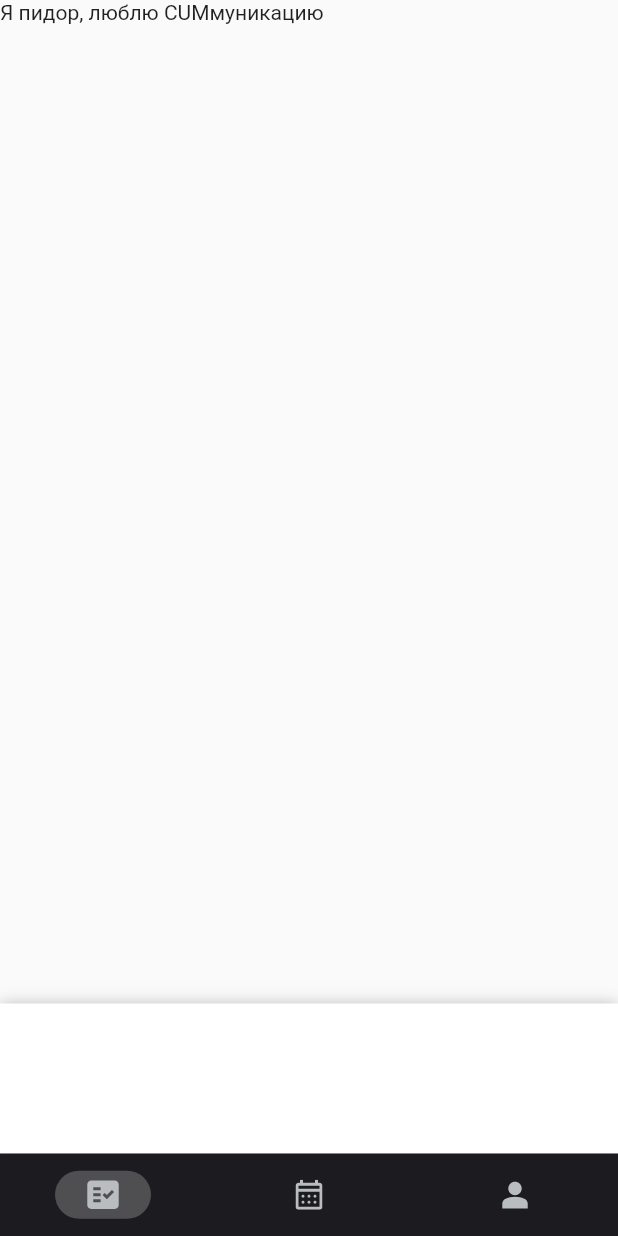
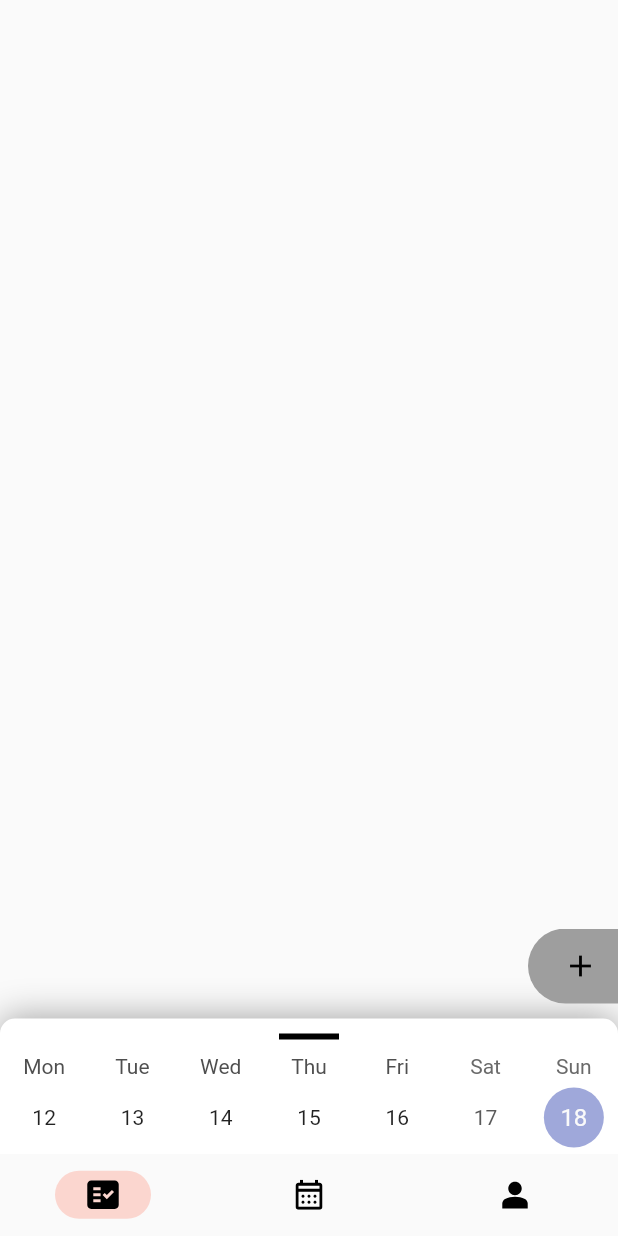
Before and after one commit to Chursyatina/BetterTogether, a Flutter app: the screen it shows after launch, on a phone screen of 412 x 824 dp. Run offline on Flutter 3.47's test engine with Material 2 defaults, Android fonts, the light colour scheme and no system bars; drawn by our look-alikes of calendar_view, sliding_up_panel, table_calendar; our stand-ins replace flutter_mobx, flutter_svg, get_it, mobx, objectbox; generated files the repository leaves out were written again.

```diff
--- a/lib/Core/naviagtionBar.dart
+++ b/lib/Core/naviagtionBar.dart
@@ -18,7 +18,7 @@ class HomePageNavigation extends StatelessWidget {
     return Theme(
         data: getTheme().copyWith(splashFactory: NoSplash.splashFactory),
         child: NavigationBar(
-          backgroundColor: Theme.of(context).foursPartyColor,
+          backgroundColor: Theme.of(context).colorScheme.secondary,
           labelBehavior: NavigationDestinationLabelBehavior.alwaysHide,
           onDestinationSelected: onTap,
           height: 55,
@@ -29,7 +29,7 @@ class HomePageNavigation extends StatelessWidget {
             label: '',
             icon: SvgPicture.asset(
               e,
-              color: Theme.of(context).colorScheme.primary
+              color: Colors.black
             ),
           ))
               .toList(),
--- a/lib/Core/theme.dart
+++ b/lib/Core/theme.dart
@@ -3,26 +3,26 @@ import 'package:flutter/material.dart';
 ThemeData getTheme() {
   return ThemeData(
       colorScheme: ColorScheme.fromSwatch().copyWith(
-          primary: Color(0xffBABDBF),
-          secondary: Color(0xffF2F2F2),
-          background: Color(0xffF2F2F2)),
+          primary: Color(0x4F4D8C),
+          secondary: Color(0xff6347),
+          background: Color(0x64732F)),
           textSelectionTheme: const TextSelectionThemeData(
           cursorColor: Colors.red,
-          selectionColor: Colors.red,
-          selectionHandleColor: Colors.red,
+          selectionColor: Colors.black,
+          selectionHandleColor: Colors.blue,
     ),);
 }
 
 extension ThemeDataExtension on ThemeData {
   Color get thirdPartyColor {
-    return Color(0xff737373);
+    return Color(0xff6347);
   }
 
   Color get foursPartyColor {
-    return Color(0xff1C1B1F);
+    return Color(0xff6347);
   }
 
   Color get fifthPartyColor {
-    return Color(0xff000000);
+    return Color(0xff6347);
   }
 }
--- a/lib/pages/Home/Screens/calendar.dart
+++ b/lib/pages/Home/Screens/calendar.dart
@@ -1,5 +1,7 @@
+import 'dart:ui';
+
+import 'package:calendar_view/calendar_view.dart';
 import 'package:flutter/material.dart';
-
 class CalendarScreen extends StatefulWidget {
   const CalendarScreen({Key? key}) : super(key: key);
 
@@ -11,6 +13,8 @@ class _CalendarScreenState extends State<CalendarScreen> {
 
   @override
   Widget build(BuildContext context) {
-    return Text('Он пидор');
+    return Scaffold(
+      body: MonthView(),
+        );
   }
 }
--- a/lib/pages/Home/Screens/day.dart
+++ b/lib/pages/Home/Screens/day.dart
@@ -1,5 +1,7 @@
 import 'package:flutter/cupertino.dart';
 import 'package:flutter/material.dart';
+import 'package:sliding_up_panel/sliding_up_panel.dart';
+import 'package:table_calendar/table_calendar.dart';
 
 class DayScreen extends StatefulWidget {
   const DayScreen({super.key});
@@ -9,9 +11,113 @@ class DayScreen extends StatefulWidget {
 }
 
 class _DayScreenState extends State<DayScreen> {
+  int currentIndex = 0;
+  CalendarFormat _calendarFormat = CalendarFormat.week;
+  List tasks = [];
 
   @override
   Widget build(BuildContext context) {
-    return Text('Я пидор, люблю CUMмуникацию');
+    return Scaffold(
+      body: SlidingUpPanel(
+          renderPanelSheet: false,
+          onPanelClosed: () {
+            setState(() {
+              _calendarFormat = CalendarFormat.week;
+            });
+          },
+          onPanelOpened: () {
+            setState(() {
+              _calendarFormat = CalendarFormat.month;
+            });
+          },
+          maxHeight: 410,
+          minHeight: 150,
+          body: ListView.builder(
+              itemCount: tasks.length,
+              itemBuilder: (BuildContext context, int index) {
+                return Dismissible(
+                  key: Key(tasks[index]),
+                  child: Card(
+                    child: ListTile(title: Text(tasks[index])),
+                  ),
+                  onDismissed: (direction) {
+                    setState(() {
+                      tasks.removeAt(index);
+                    });
+                  },
+                );
+              }),
+          panel: Container(
+            color: Colors.transparent,
+            child: Column(
+              children: [
+                  Container(
+                    alignment: Alignment.bottomRight,
+                    child: InkWell(
+                      onTap: () {
+
+                      },
+                      child: Container(
+                        padding: EdgeInsets.all(13),
+                        width: 60,
+                        decoration: BoxDecoration(
+                          color: Colors.grey,
+                          borderRadius:
+                              BorderRadius.horizontal(left: Radius.circular(30)),
+                        ),
+                        alignment: Alignment.bottomRight,
+                        child: Icon(
+                          Icons.add,
+                          color: Colors.black
+                        ),
+                      ),
+                    ),
+                  ),
+                const SizedBox(
+                  height: 10,
+                ),
+                Expanded(
+                    child: Container(
+                  decoration: const BoxDecoration(
+                      color: Colors.white,
+                      borderRadius: BorderRadius.only(
+                          topLeft: Radius.circular(10),
+                          topRight: Radius.circular(10)),
+                      boxShadow: [
+                        BoxShadow(
+                          blurRadius: 20.0,
+                          color: Colors.grey,
+                        ),
+                      ]),
+                  child: Column(
+                    children: [
+                      Padding(
+                        padding: const EdgeInsets.all(10.0),
+                        child: Container(
+                          color: Colors.black,
+                          height: 4,
+                          width: 40,
+                        ),
+                      ),
+                      TableCalendar(
+                        headerVisible: false,
+                        startingDayOfWeek: StartingDayOfWeek.monday,
+                        firstDay: DateTime.utc(2010, 10, 16),
+                        lastDay: DateTime.utc(2030, 3, 14),
+                        focusedDay: DateTime.now(),
+                        calendarFormat: _calendarFormat,
+                        onFormatChanged: ((format) {
+                          setState(() {
+                            _calendarFormat = format;
+                          });
+                        }),
+                      ),
+                    ],
+                  ),
+                )),
+              ],
+            ),
+          )),
+    );
   }
 }
--- a/lib/pages/Home/Screens/profile.dart
+++ b/lib/pages/Home/Screens/profile.dart
@@ -11,6 +11,6 @@ class _ProfileScreenState extends State<ProfileScreen> {
 
   @override
   Widget build(BuildContext context) {
-    return Text('Ты пидор');
+    return Text('Будущая страница профиля');
   }
 }
--- a/lib/pages/Home/home.dart
+++ b/lib/pages/Home/home.dart
@@ -1,8 +1,10 @@
+import 'package:bettertogether/pages/Home/Screens/task.dart';
 import 'package:flutter/material.dart';
 import 'package:bettertogether/pages/Home/Screens/calendar.dart';
 import 'package:bettertogether/pages/Home/Screens/day.dart';
 import 'package:bettertogether/pages/Home/Screens/profile.dart';
 import 'package:sliding_up_panel/sliding_up_panel.dart';
+import 'package:table_calendar/table_calendar.dart';
 
 import '../../Core/naviagtionBar.dart';
 
@@ -17,16 +19,15 @@ class _HomePageState extends State<HomePage> {
   final List<Widget> screen = <Widget>[
     const DayScreen(),
     const CalendarScreen(),
-    const ProfileScreen(),
+    const TaskScreen(),
   ];
   int currentIndex = 0;
+  CalendarFormat _calendarFormat = CalendarFormat.week;
 
   @override
   Widget build(BuildContext context) {
     return Scaffold(
-      body: SlidingUpPanel(
-        body: SafeArea(child: screen[currentIndex]),
-        panel: Center(child:  Text("Здесь будет календарь"),)),
+      body: SafeArea(child: screen[currentIndex]),
       bottomNavigationBar: HomePageNavigation(
         currentIndex: currentIndex,
         onTap: (index) {
--- a/pubspec.yaml
+++ b/pubspec.yaml
@@ -40,6 +40,12 @@ dependencies:
   path_provider: ^2.0.11
   flutter_svg: ^1.1.6
   sliding_up_panel: ^2.0.0+1
+  table_calendar: ^3.0.8
+  calendar_view: ^1.0.1
+  mobx: ^2.1.3
+  flutter_mobx: ^2.0.6+5
+  mobx_codegen: ^2.1.1
+  get_it: ^7.2.0
 
 dev_dependencies:
   flutter_test:
```
Also changed, not shown: lib/Models/Habit.dart (added, +21 -0 lines), lib/Models/Task.dart (added, +20 -0 lines), lib/Models/User.dart (+8 -5 lines), lib/data_base/store_factory.dart (added, +10 -0 lines), lib/main.dart (+9 -3 lines), lib/objectbox-model.json (+85 -4 lines), lib/pages/Home/Screens/task.dart (added, +76 -0 lines), lib/service_locator.dart (added, +10 -0 lines), lib/stores/current_task_store.dart (added, +22 -0 lines), lib/stores/habit_store.dart (added, +41 -0 lines), lib/stores/task_store.dart (added, +41 -0 lines), lib/stores/user_store.dart (added, +23 -0 lines), lib/objectbox.g.dart, lib/stores/current_task_store.g.dart (added), 4 more files.
